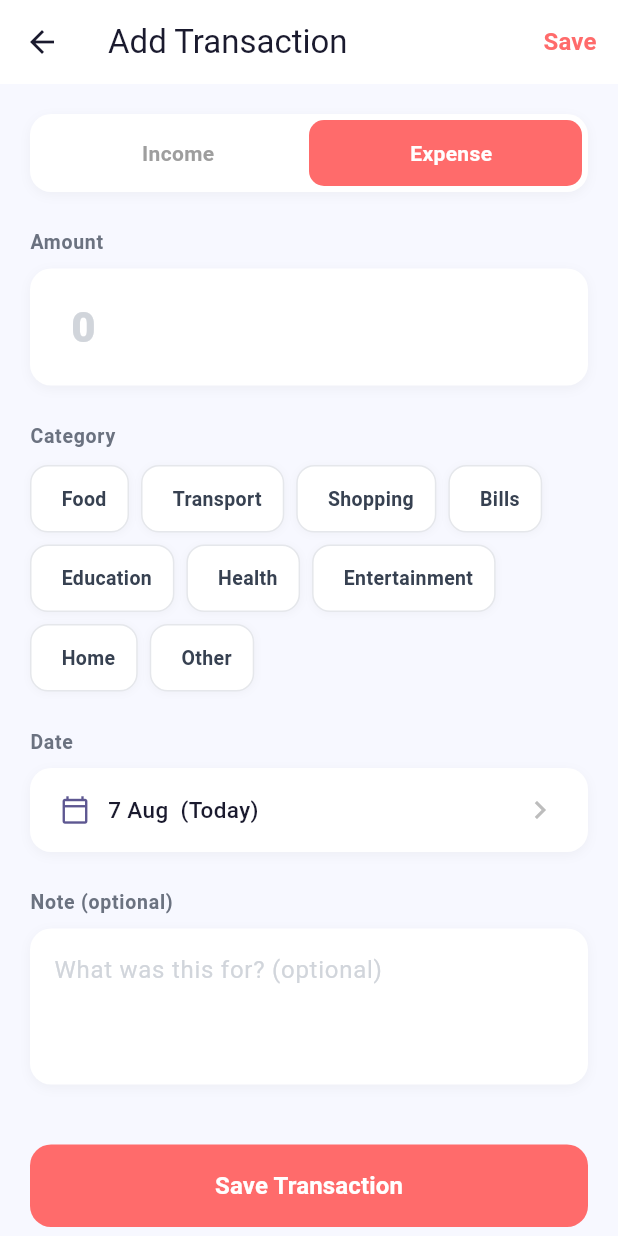
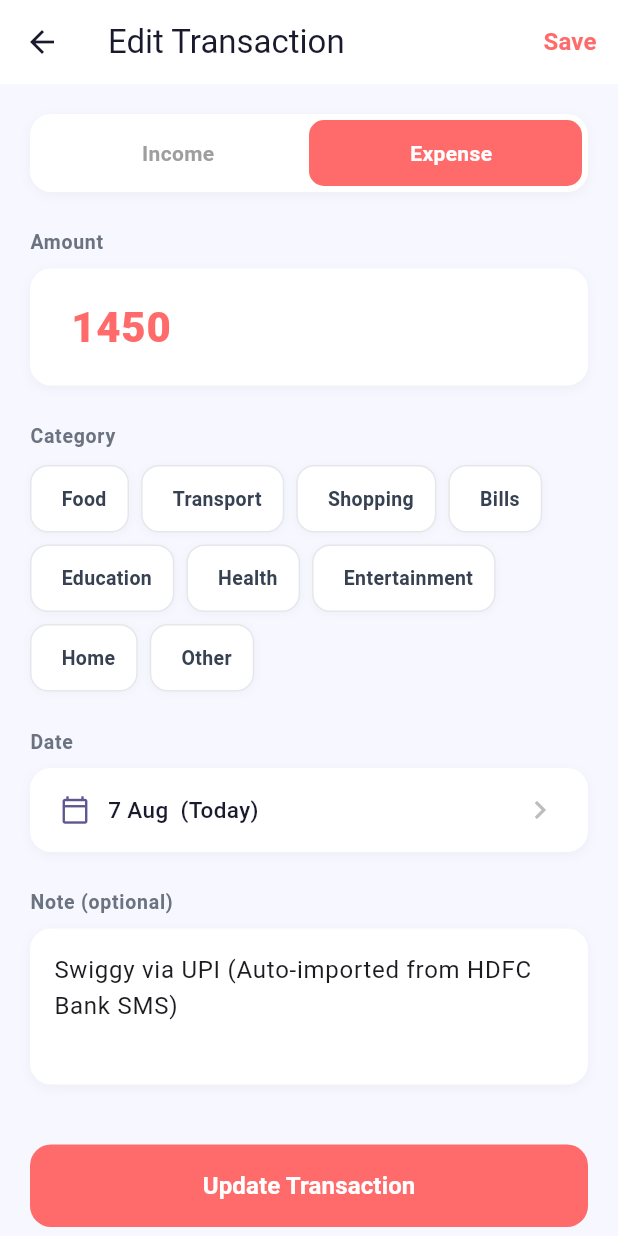
Before and after one commit to Hemashreebm/Lifemate-app, a Flutter app: the SmsImportHistoryScreen screen opened directly, after a tap on "AD-HDFCBK", after a tap on the "edit" icon, on a phone screen of 412 x 824 dp. Run offline on Flutter 3.47's test engine with Material 3 defaults, Android fonts, the phone set to English and light mode, and no system bars; our stand-ins replace audioplayers, cloud_firestore, device_info_plus, firebase_auth, firebase_core, flutter_local_notifications and 9 more; missing offline and left inert: google_mlkit_text_recognition, google_mlkit_translation, record; accounts and stored records are empty.

Commit message:
Fix smsReference nullability and AddEditTransactionScreen argument in SmsImportHistoryScreen

```diff
--- a/lib/screens/sms_import_history_screen.dart
+++ b/lib/screens/sms_import_history_screen.dart
@@ -31,7 +31,7 @@ class _SmsImportHistoryScreenState extends State<SmsImportHistoryScreen> {
     if (mounted) {
       setState(() {
         _smsTransactions = TransactionService.instance.all
-            .where((t) => t.source == 'sms' || t.smsReference.isNotEmpty)
+            .where((t) => t.source == 'sms' || (t.smsReference?.isNotEmpty ?? false))
             .toList();
         _smsTransactions.sort((a, b) => b.date.compareTo(a.date));
         _isLoading = false;
@@ -69,7 +69,7 @@ class _SmsImportHistoryScreenState extends State<SmsImportHistoryScreen> {
   Future<void> _editTransaction(Transaction tx) async {
     final result = await Navigator.push<bool>(
       context,
-      MaterialPageRoute(builder: (_) => AddEditTransactionScreen(transaction: tx)),
+      MaterialPageRoute(builder: (_) => AddEditTransactionScreen(existing: tx)),
     );
 
     if (result == true) {
```
